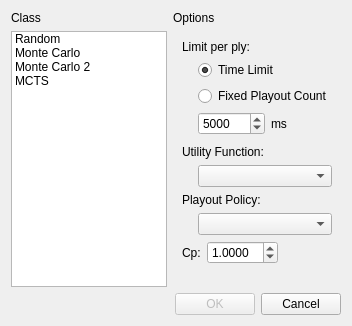
TripleWhy/Carcasum, file Carcasum/gui/playerselector.ui: the form before one commit.
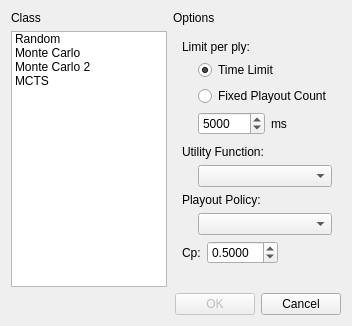
The form after the commit.

```diff
--- a/Carcasum/gui/playerselector.ui
+++ b/Carcasum/gui/playerselector.ui
@@ -100,7 +100,7 @@
             <double>0.010000000000000</double>
            </property>
            <property name="value">
-            <double>1.000000000000000</double>
+            <double>0.500000000000000</double>
            </property>
           </widget>
          </item>
```
